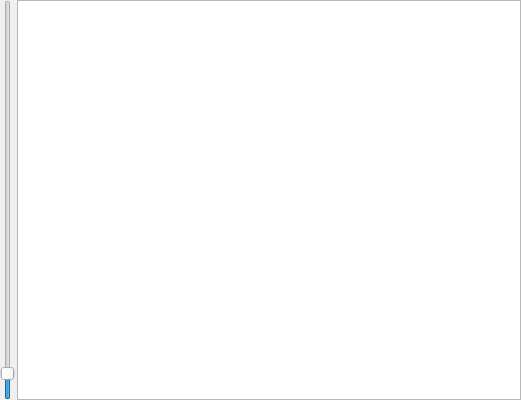
Old version of the form visualizer/fieldscene.ui in the repository amiryanj/cyrus_ssl.
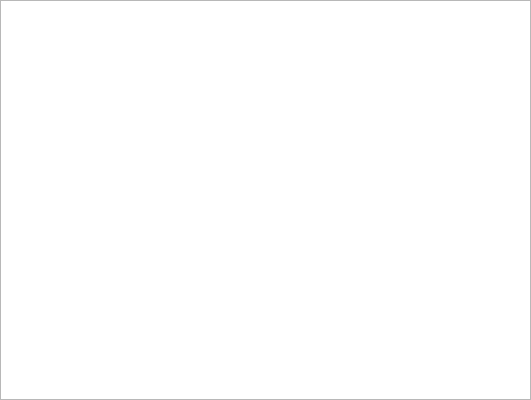
New version of the form.

What changed in the file:
```diff
--- a/visualizer/fieldscene.ui
+++ b/visualizer/fieldscene.ui
@@ -6,7 +6,7 @@
    <rect>
     <x>0</x>
     <y>0</y>
-    <width>521</width>
+    <width>531</width>
     <height>400</height>
    </rect>
   </property>
@@ -20,28 +20,6 @@
    <property name="margin">
     <number>0</number>
    </property>
-   <item>
-    <widget class="QSlider" name="verticalSlider">
-     <property name="maximum">
-      <number>999</number>
-     </property>
-     <property name="singleStep">
-      <number>5</number>
-     </property>
-     <property name="pageStep">
-      <number>20</number>
-     </property>
-     <property name="value">
-      <number>50</number>
-     </property>
-     <property name="orientation">
-      <enum>Qt::Vertical</enum>
-     </property>
-     <property name="tickPosition">
-      <enum>QSlider::NoTicks</enum>
-     </property>
-    </widget>
-   </item>
    <item>
     <widget class="QGraphicsView" name="graphicsView">
      <property name="sizePolicy">
@@ -56,6 +34,12 @@
        <height>400</height>
       </size>
      </property>
+     <property name="verticalScrollBarPolicy">
+      <enum>Qt::ScrollBarAsNeeded</enum>
+     </property>
+     <property name="horizontalScrollBarPolicy">
+      <enum>Qt::ScrollBarAsNeeded</enum>
+     </property>
      <property name="cacheMode">
       <set>QGraphicsView::CacheBackground</set>
      </property>
```
